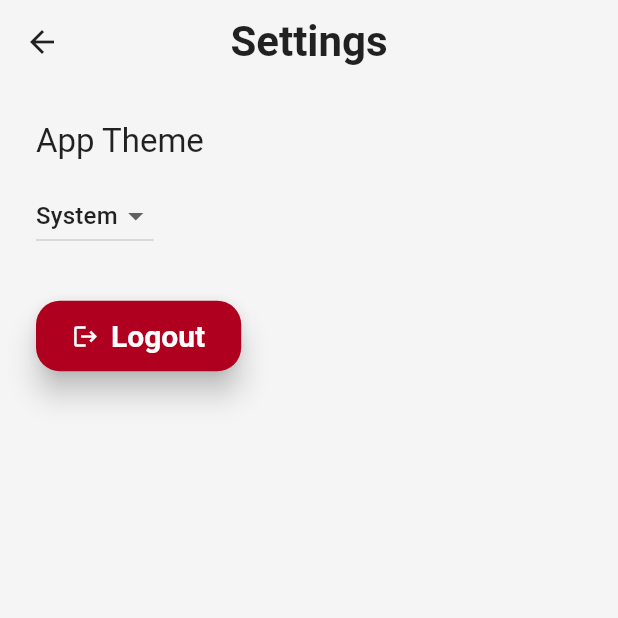
After one commit to Justin-Moretto/gym_app, a Flutter app: the MyHomePage screen opened by its route, after a tap on the "settings" icon, on a phone screen of 412 x 824 dp, the top half of it. The commit adds this screen. Run offline on Flutter 3.47's test engine with Material 3 defaults, Android fonts, the phone set to English and light mode, and no system bars; our stand-ins replace flutter_dotenv, supabase_flutter; accounts and stored records are empty.

Commit message:
feat: added settings page

```diff
--- a/lib/pages/home_page.dart
+++ b/lib/pages/home_page.dart
@@ -4,6 +4,7 @@ import 'package:gym_app/custom_widgets.dart';
 import 'package:gym_app/pages/exercise_history_page.dart';
 import 'package:gym_app/pages/log_workout_page.dart';
 import 'package:gym_app/pages/exercise_library_page.dart';
+import 'package:gym_app/pages/settings_page.dart';
 
 class MyHomePage extends StatefulWidget {
   const MyHomePage({super.key});
@@ -30,15 +31,11 @@ class _MyHomePageState extends State<MyHomePage> {
         actions: [
           IconButton(
             icon: const Icon(Icons.settings),
-            onPressed: () async {
-              // Log out the user
-              final supabase = Supabase.instance.client;
-              await supabase.auth.signOut();
-
-              // Navigate to login page and clear the stack
-              if (mounted) {
-                Navigator.of(context).pushReplacementNamed('/login');
-              }
+            onPressed: () {
+              Navigator.push(
+                context,
+                MaterialPageRoute(builder: (context) => const SettingsPage()),
+              );
             },
           ),
         ],
--- /dev/null
+++ b/lib/pages/settings_page.dart
@@ -0,0 +1,74 @@
+import 'package:flutter/material.dart';
+import 'package:provider/provider.dart';
+import 'package:supabase_flutter/supabase_flutter.dart';
+import '../main.dart';
+
+class SettingsPage extends StatelessWidget {
+  const SettingsPage({Key? key}) : super(key: key);
+
+  @override
+  Widget build(BuildContext context) {
+    final theme = Theme.of(context);
+    final themeNotifier = Provider.of<ThemeModeNotifier>(context);
+    ThemeMode currentMode = themeNotifier.themeMode;
+
+    return Scaffold(
+      appBar: AppBar(
+        title: const Text('Settings'),
+        backgroundColor: theme.appBarTheme.backgroundColor,
+        foregroundColor: theme.appBarTheme.foregroundColor,
+        centerTitle: true,
+      ),
+      backgroundColor: theme.colorScheme.background,
+      body: Padding(
+        padding: const EdgeInsets.all(24.0),
+        child: Column(
+          crossAxisAlignment: CrossAxisAlignment.start,
+          children: [
+            Text('App Theme', style: theme.textTheme.titleLarge),
+            const SizedBox(height: 12),
+            DropdownButton<ThemeMode>(
+              value: currentMode,
+              items: const [
+                DropdownMenuItem(
+                  value: ThemeMode.system,
+                  child: Text('System'),
+                ),
+                DropdownMenuItem(
+                  value: ThemeMode.light,
+                  child: Text('Light'),
+                ),
+                DropdownMenuItem(
+                  value: ThemeMode.dark,
+                  child: Text('Dark'),
+                ),
+              ],
+              onChanged: (mode) {
+                if (mode != null) {
+                  themeNotifier.setThemeMode(mode);
+                }
+              },
+            ),
+            const SizedBox(height: 32),
+            ElevatedButton.icon(
+              icon: const Icon(Icons.logout),
+              label: const Text('Logout'),
+              style: ElevatedButton.styleFrom(
+                backgroundColor: theme.colorScheme.error,
+                foregroundColor: theme.colorScheme.onError,
+                padding: const EdgeInsets.symmetric(horizontal: 24, vertical: 12),
+              ),
+              onPressed: () async {
+                final supabase = Supabase.instance.client;
+                await supabase.auth.signOut();
+                if (context.mounted) {
+                  Navigator.of(context).pushNamedAndRemoveUntil('/login', (route) => false);
+                }
+              },
+            ),
+          ],
+        ),
+      ),
+    );
+  }
+}
--- a/pubspec.yaml
+++ b/pubspec.yaml
@@ -38,6 +38,7 @@ dependencies:
   # The following adds the Cupertino Icons font to your application.
   # Use with the CupertinoIcons class for iOS style icons.
   cupertino_icons: ^1.0.8
+  provider: ^6.1.5
 
 dev_dependencies:
   flutter_test:
```
Also changed, not shown: lib/main.dart (+23 -3 lines), pubspec.lock.
